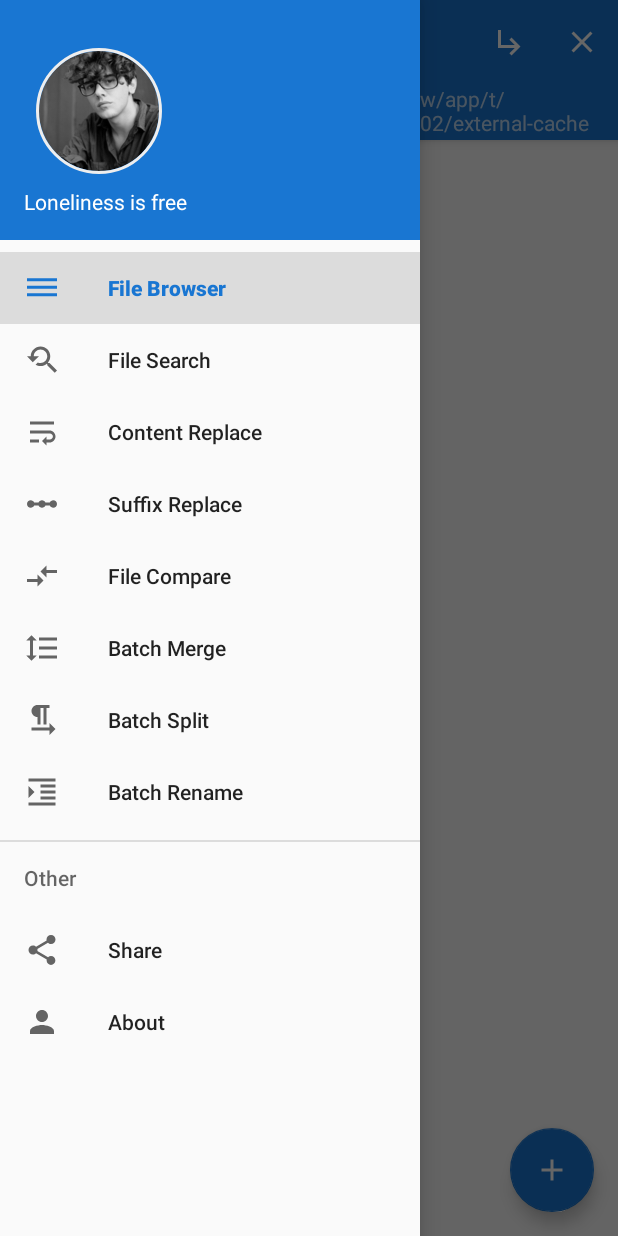
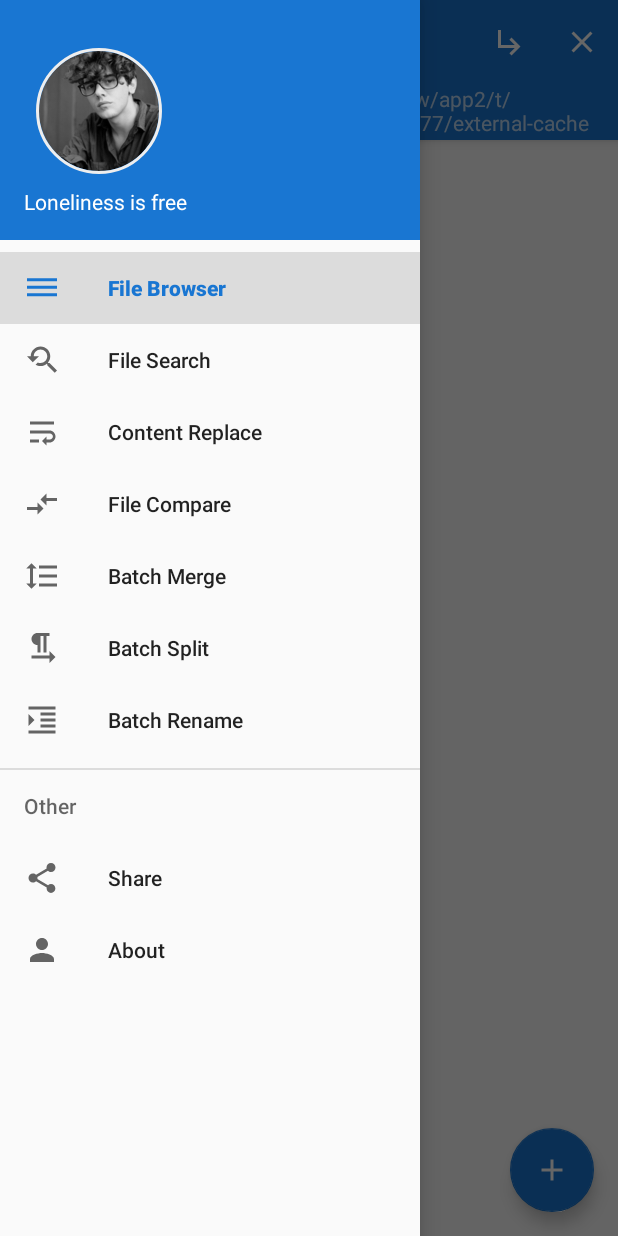
Before and after one commit to vaginessa/FileHelper, an Android app: the screen it shows after launch (MainActivity), with the side drawer open, on a phone screen of 412 x 824 dp. Run offline under Robolectric (Android 15) with nearby library versions, the phone set to English and light mode, and no system bars; our stand-ins replace CircleImageView; libraries missing offline, so code that uses them is left out: com.mukesh; 3 statements that could not run were skipped.

Commit message:
[Building] - remove suffix replace

```diff
--- a/app/src/main/java/crixec/filehelper/function/FileSuffixReplaceFragment.java
+++ /dev/null
@@ -1,19 +0,0 @@
-package crixec.filehelper.function;
-
-import android.support.v7.app.AppCompatActivity;
-
-import crixec.filehelper.BaseFragment;
-
-/**
- * Created by crixec on 17-2-12.
- */
-
-public class FileSuffixReplaceFragment extends BaseFragment {
-    public static FileSuffixReplaceFragment newInstance(AppCompatActivity activity, int titleRes, int contentViewRes) {
-        FileSuffixReplaceFragment fragment = new FileSuffixReplaceFragment();
-        fragment.setActivity(activity);
-        fragment.setContentViewRes(contentViewRes);
-        fragment.setTitleRes(titleRes);
-        return fragment;
-    }
-}
--- a/app/src/main/res/drawable/ic_suffix_replace.xml
+++ /dev/null
@@ -1,9 +0,0 @@
-<vector xmlns:android="http://schemas.android.com/apk/res/android"
-        android:width="24dp"
-        android:height="24dp"
-        android:viewportWidth="24.0"
-        android:viewportHeight="24.0">
-    <path
-        android:fillColor="#FF000000"
-        android:pathData="M19.5,9.5c-1.03,0 -1.9,0.62 -2.29,1.5h-2.92c-0.39,-0.88 -1.26,-1.5 -2.29,-1.5s-1.9,0.62 -2.29,1.5H6.79c-0.39,-0.88 -1.26,-1.5 -2.29,-1.5C3.12,9.5 2,10.62 2,12s1.12,2.5 2.5,2.5c1.03,0 1.9,-0.62 2.29,-1.5h2.92c0.39,0.88 1.26,1.5 2.29,1.5s1.9,-0.62 2.29,-1.5h2.92c0.39,0.88 1.26,1.5 2.29,1.5 1.38,0 2.5,-1.12 2.5,-2.5s-1.12,-2.5 -2.5,-2.5z"/>
-</vector>
--- a/app/src/main/res/menu/activity_main_drawer.xml
+++ b/app/src/main/res/menu/activity_main_drawer.xml
@@ -14,10 +14,6 @@
             android:id="@+id/nav_file_content_replace"
             android:icon="@drawable/ic_content_replace"
             android:title="@string/nav_file_content_replace" />
-        <item
-            android:id="@+id/nav_file_suffix_replace"
-            android:icon="@drawable/ic_suffix_replace"
-            android:title="@string/nav_file_suffix_replace" />
         <item
             android:id="@+id/nav_file_compare"
             android:icon="@drawable/ic_compare"
```
Also changed, not shown: app/src/main/java/crixec/filehelper/MainActivity.java (+9 -15 lines).
